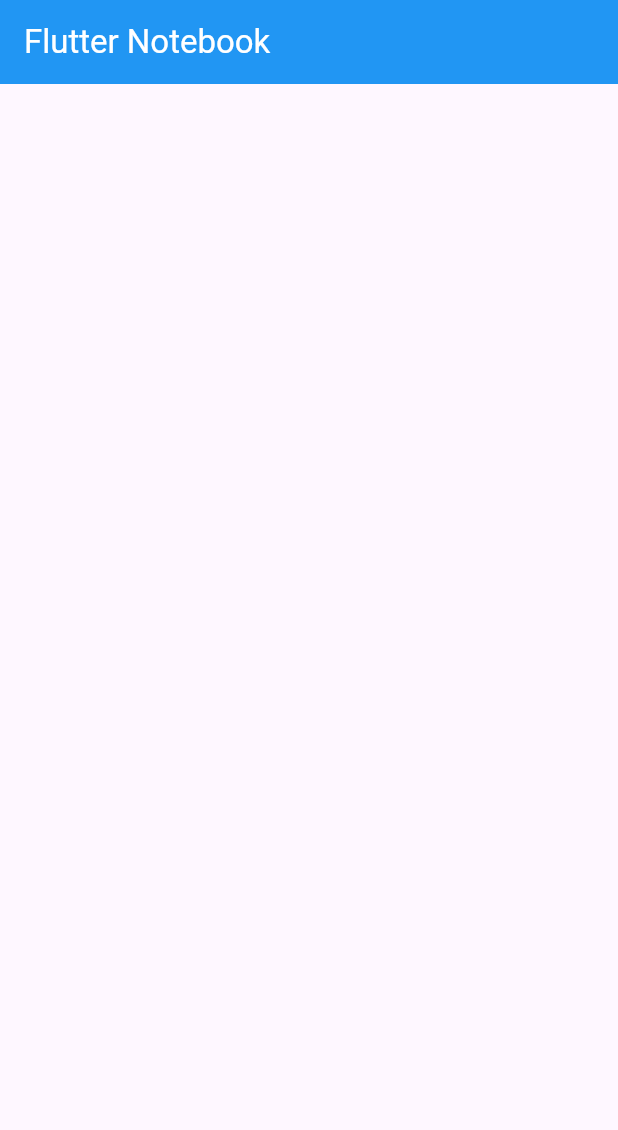
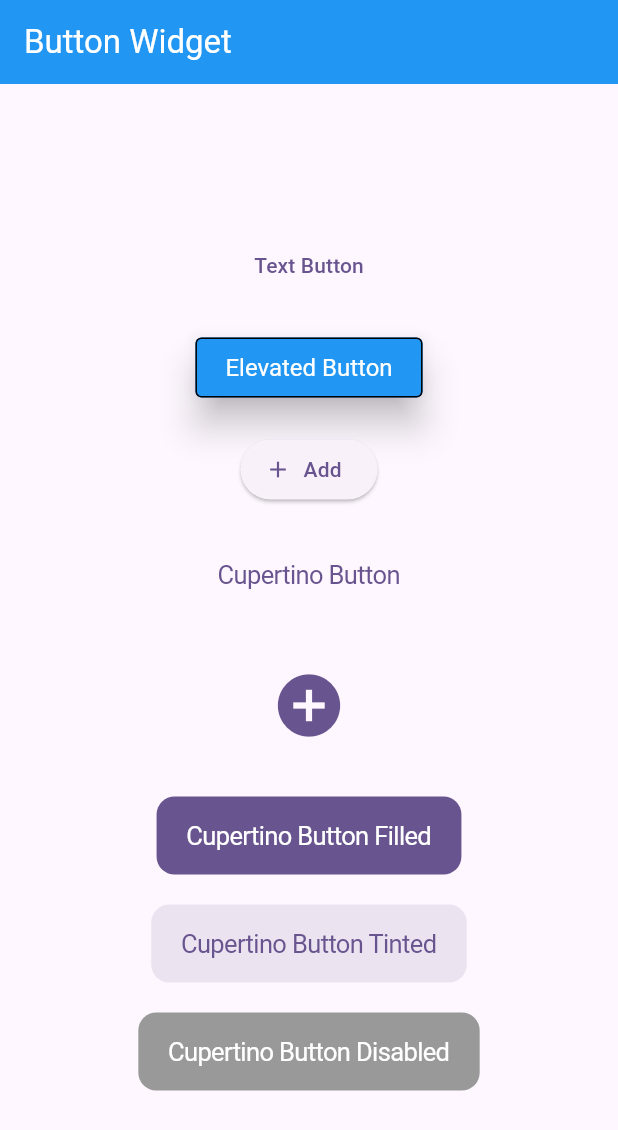
Before and after one commit to monir996/flutter-notebook, a Flutter app: the screen it shows after launch, on a phone screen of 412 x 824 dp. Shown: the top 1130 px of the screen. Run offline on Flutter 3.47's test engine with Material 3 defaults, Android fonts, the phone set to English and light mode, and no system bars; our stand-ins replace fluttertoast.

Commit message:
button widget - initial

```diff
--- a/lib/HomeScreen.dart
+++ b/lib/HomeScreen.dart
@@ -1,4 +1,6 @@
+import 'package:flutter/cupertino.dart';
 import 'package:flutter/material.dart';
+import 'package:fluttertoast/fluttertoast.dart';
 
 class HomeScreen extends StatefulWidget {
   HomeScreen({super.key});
@@ -11,11 +13,100 @@ class _HomeScreenState extends State<HomeScreen> {
   @override
   Widget build(BuildContext context) {
     return Scaffold(
-      appBar: AppBar(title: Text("Flutter Notebook", style: TextStyle(color: Colors.white)), backgroundColor: Colors.blue),
+      appBar: AppBar(title: Text("Button Widget", style: TextStyle(color: Colors.white)), backgroundColor: Colors.blue),
 
-      // ----------------------- Main Branch  ==> Basic Structure ------------------
+      // ----------------------- Branch 18 ==> Button Widget ------------------
 
-      body: Center(),
+      body: Center(
+        child: Column(
+          mainAxisAlignment: MainAxisAlignment.center,
+          children: [
+
+            // ----------------------- Text Button ------------------
+            TextButton(
+                onPressed: (){
+                  Fluttertoast.showToast(
+                      msg: "Text Button",
+                      toastLength: Toast.LENGTH_SHORT,
+                      gravity: ToastGravity.BOTTOM
+                  );
+                },
+                child: Text("Text Button")
+            ),
+
+            SizedBox(height: 20),
+
+            // ----------------------- Elevated Button ------------------
+            ElevatedButton(
+
+                onPressed: (){},
+
+                style: ElevatedButton.styleFrom(
+                  padding: EdgeInsets.symmetric(horizontal: 20, vertical: 10),
+                  backgroundColor: Colors.blue,
+                  foregroundColor: Colors.white,
+                  shadowColor: Colors.black,
+                  textStyle: TextStyle(fontSize: 16),
+                  elevation: 10,
+                  side: BorderSide(color: Colors.black),
+                  shape: RoundedRectangleBorder(
+                    borderRadius: BorderRadius.circular(4)
+                  )
+                ),
+                child: Text("Elevated Button"),
+            ),
+
+            SizedBox(height: 20),
+
+            // ----------------------- Elevated Button with Icon ------------------
+            ElevatedButton.icon(
+                onPressed: (){},
+                label: Text("Add"),
+                icon: Icon(Icons.add),
+            ),
+
+            SizedBox(height: 20),
+
+            // ----------------------- Cupertino Button without Background ------------------
+            CupertinoButton(
+                onPressed: (){},
+                child: Text("Cupertino Button"),
+            ),
+
+            SizedBox(height: 20),
+
+            // ----------------------- Cupertino Button Icon ------------------
+            CupertinoButton(
+              onPressed: (){},
+              child: Icon(Icons.add_circle, size: 50),
+            ),
+
+            SizedBox(height: 20),
+
+            // ----------------------- Cupertino Button with Background ------------------
+            CupertinoButton.filled(
+                onPressed: (){},
+                child: Text("Cupertino Button Filled"),
+            ),
+
+            SizedBox(height: 20),
+
+            CupertinoButton.tinted(
+                onPressed: (){},
+                child: Text("Cupertino Button Tinted"),
+            ),
+
+            SizedBox(height: 20),
+
+            // ----------------------- Cupertino Button Disabled------------------
+            CupertinoButton.filled(
+                onPressed: null,
+                disabledColor: CupertinoColors.inactiveGray,
+                child: Text("Cupertino Button Disabled"),
+            ),
+          ],
+        ),
+      ),
     );
   }
 }
--- a/pubspec.yaml
+++ b/pubspec.yaml
@@ -34,6 +34,7 @@ dependencies:
   # The following adds the Cupertino Icons font to your application.
   # Use with the CupertinoIcons class for iOS style icons.
   cupertino_icons: ^1.0.8
+  fluttertoast: ^8.2.12
 
 dev_dependencies:
   flutter_test:
```
Also changed, not shown: pubspec.lock.
